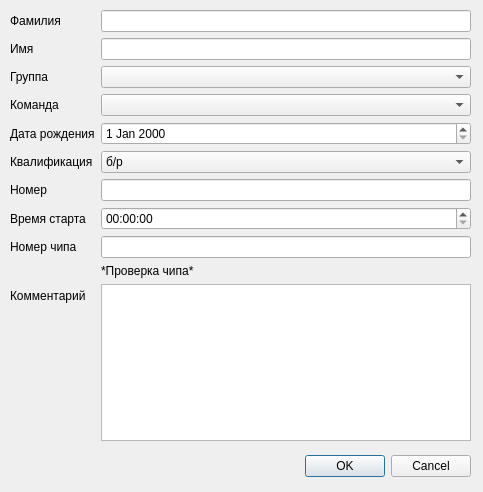
The window that app/src/formperson.ui (godzilloff/t-event) describes before a commit, drawn with Qt 5.
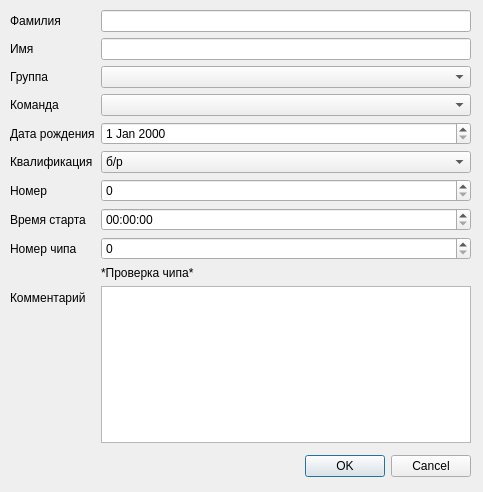
The same window after the commit.

Commit message: refactor(formperson): переход от edit к spinbox в диалоговом окне спортсмена

Patch:
```diff
--- a/app/src/formperson.ui
+++ b/app/src/formperson.ui
@@ -35,7 +35,7 @@
      <x>10</x>
      <y>10</y>
      <width>461</width>
-     <height>431</height>
+     <height>433</height>
     </rect>
    </property>
    <layout class="QFormLayout" name="formLayout">
@@ -115,12 +115,6 @@
       </property>
      </widget>
     </item>
-    <item row="6" column="1">
-     <widget class="QLineEdit" name="ed_bib"/>
-    </item>
-    <item row="8" column="1">
-     <widget class="QLineEdit" name="ed_cardNum"/>
-    </item>
     <item row="7" column="1">
      <widget class="QTimeEdit" name="ted_start">
       <property name="displayFormat">
@@ -212,6 +206,20 @@
       </property>
      </widget>
     </item>
+    <item row="8" column="1">
+     <widget class="QSpinBox" name="ed_cardNum">
+      <property name="maximum">
+       <number>999999999</number>
+      </property>
+     </widget>
+    </item>
+    <item row="6" column="1">
+     <widget class="QSpinBox" name="ed_bib">
+      <property name="maximum">
+       <number>9999999</number>
+      </property>
+     </widget>
+    </item>
    </layout>
   </widget>
  </widget>
```
The commit also changes 1 other file.
